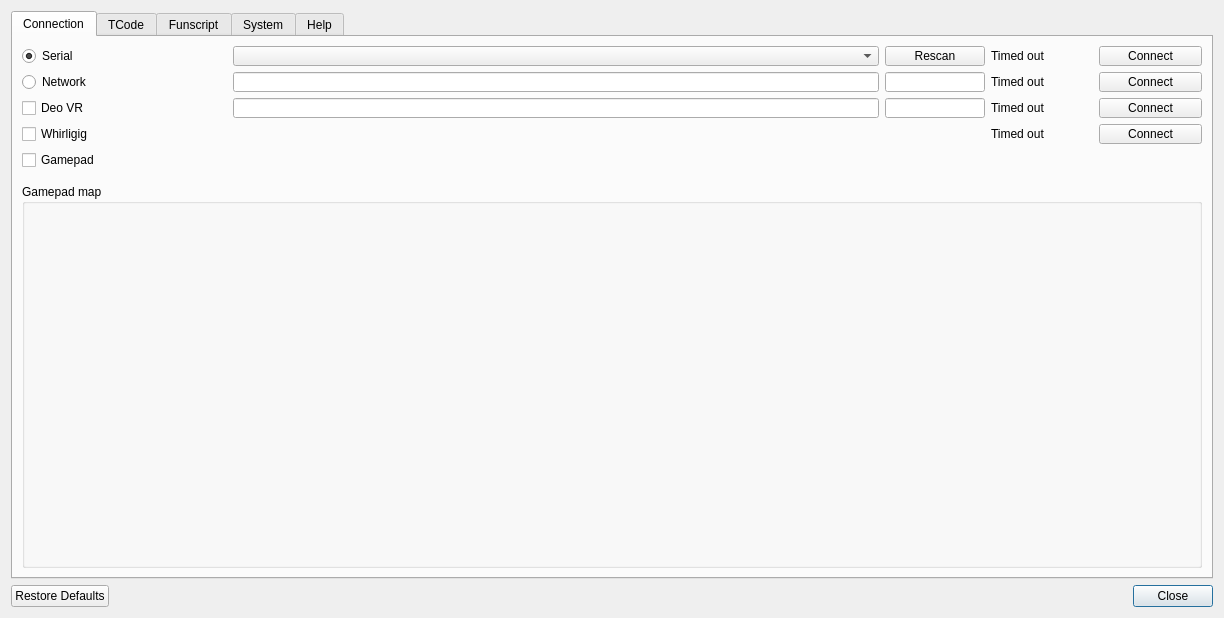
The window that src/settings.ui (jcfain/XTPlayer) describes before a commit, drawn with Qt 5.
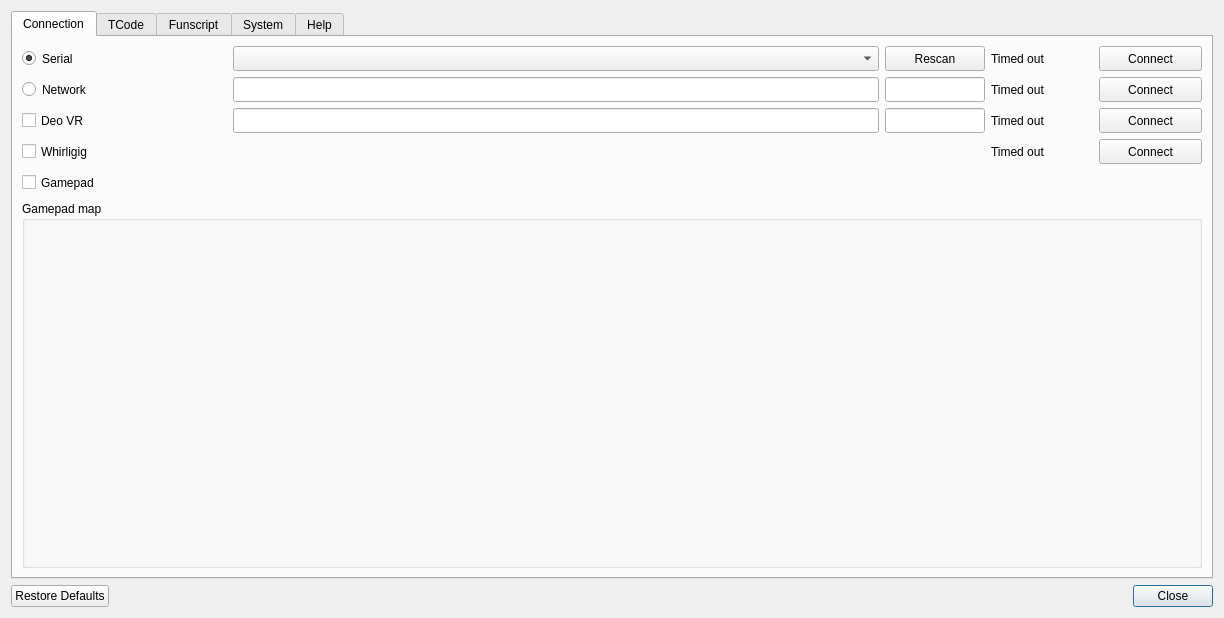
The same window after the commit. Icons and pictures are not drawn.

Patch:
```diff
--- a/src/settings.ui
+++ b/src/settings.ui
@@ -47,9 +47,12 @@
        <string>Connection</string>
       </attribute>
       <layout class="QFormLayout" name="formLayout">
+       <property name="fieldGrowthPolicy">
+        <enum>QFormLayout::ExpandingFieldsGrow</enum>
+       </property>
        <item row="0" column="0" colspan="2">
         <layout class="QGridLayout" name="ConnectionSettings" rowstretch="0,0,0,0,0" columnstretch="0,0,0,0,0,0,0,0,0,0,0">
-         <property name="verticalSpacing">
+         <property name="spacing">
           <number>6</number>
          </property>
          <item row="0" column="8">
@@ -57,7 +60,7 @@
            <property name="minimumSize">
             <size>
              <width>50</width>
-             <height>0</height>
+             <height>25</height>
             </size>
            </property>
            <property name="statusTip">
@@ -83,6 +86,12 @@
          </item>
          <item row="2" column="8">
           <widget class="QLineEdit" name="deoPortTxt">
+           <property name="minimumSize">
+            <size>
+             <width>0</width>
+             <height>25</height>
+            </size>
+           </property>
            <property name="maximumSize">
             <size>
              <width>100</width>
@@ -96,16 +105,35 @@
          </item>
          <item row="4" column="0" colspan="2">
           <widget class="QCheckBox" name="gamePadCheckbox">
+           <property name="minimumSize">
+            <size>
+             <width>0</width>
+             <height>25</height>
+            </size>
+           </property>
            <property name="text">
             <string>Gamepad</string>
            </property>
           </widget>
          </item>
          <item row="1" column="2" colspan="6">
-          <widget class="QLineEdit" name="networkAddressTxt"/>
+          <widget class="QLineEdit" name="networkAddressTxt">
+           <property name="minimumSize">
+            <size>
+             <width>0</width>
+             <height>25</height>
+            </size>
+           </property>
+          </widget>
          </item>
          <item row="2" column="10">
           <widget class="QPushButton" name="deoConnectButton">
+           <property name="minimumSize">
+            <size>
+             <width>0</width>
+             <height>25</height>
+            </size>
+           </property>
            <property name="text">
             <string>Connect</string>
            </property>
@@ -116,6 +144,12 @@
            <property name="enabled">
             <bool>true</bool>
            </property>
+           <property name="minimumSize">
+            <size>
+             <width>0</width>
+             <height>25</height>
+            </size>
+           </property>
            <property name="text">
             <string>Deo VR</string>
            </property>
@@ -126,7 +160,7 @@
            <property name="minimumSize">
             <size>
              <width>50</width>
-             <height>0</height>
+             <height>25</height>
             </size>
            </property>
            <property name="text">
@@ -146,7 +180,7 @@
            <property name="minimumSize">
             <size>
              <width>75</width>
-             <height>0</height>
+             <height>25</height>
             </size>
            </property>
            <property name="text">
@@ -159,7 +193,7 @@
            <property name="minimumSize">
             <size>
              <width>75</width>
-             <height>0</height>
+             <height>25</height>
             </size>
            </property>
            <property name="text">
@@ -169,6 +203,12 @@
          </item>
          <item row="1" column="8">
           <widget class="QLineEdit" name="networkPortTxt">
+           <property name="minimumSize">
+            <size>
+             <width>0</width>
+             <height>25</height>
+            </size>
+           </property>
            <property name="maximumSize">
             <size>
              <width>100</width>
@@ -182,6 +222,18 @@
          </item>
          <item row="0" column="10">
           <widget class="QPushButton" name="serialConnectButton">
+           <property name="sizePolicy">
+            <sizepolicy hsizetype="Minimum" vsizetype="Fixed">
+             <horstretch>0</horstretch>
+             <verstretch>0</verstretch>
+            </sizepolicy>
+           </property>
+           <property name="minimumSize">
+            <size>
+             <width>0</width>
+             <height>25</height>
+            </size>
+           </property>
            <property name="text">
             <string>Connect</string>
            </property>
@@ -189,6 +241,12 @@
          </item>
          <item row="0" column="0" colspan="2">
           <widget class="QRadioButton" name="serialOutputRdo">
+           <property name="minimumSize">
+            <size>
+             <width>0</width>
+             <height>25</height>
+            </size>
+           </property>
            <property name="text">
             <string>Serial</string>
            </property>
@@ -205,13 +263,32 @@
              <verstretch>0</verstretch>
             </sizepolicy>
            </property>
+           <property name="minimumSize">
+            <size>
+             <width>0</width>
+             <height>25</height>
+            </size>
+           </property>
           </widget>
          </item>
          <item row="0" column="2" colspan="6">
-          <widget class="QComboBox" name="SerialOutputCmb"/>
+          <widget class="QComboBox" name="SerialOutputCmb">
+           <property name="minimumSize">
+            <size>
+             <width>0</width>
+             <height>25</height>
+            </size>
+           </property>
+          </widget>
          </item>
          <item row="1" column="0" colspan="2">
           <widget class="QRadioButton" name="networkOutputRdo">
+           <property name="minimumSize">
+            <size>
+             <width>0</width>
+             <height>25</height>
+            </size>
+           </property>
            <property name="text">
             <string>Network</string>
            </property>
@@ -222,6 +299,12 @@
          </item>
          <item row="1" column="10">
           <widget class="QPushButton" name="networkConnectButton">
+           <property name="minimumSize">
+            <size>
+             <width>0</width>
+             <height>25</height>
+            </size>
+           </property>
            <property name="text">
             <string>Connect</string>
            </property>
@@ -229,6 +312,12 @@
          </item>
          <item row="3" column="9">
           <widget class="QLabel" name="whirligigStatuslbl">
+           <property name="minimumSize">
+            <size>
+             <width>0</width>
+             <height>25</height>
+            </size>
+           </property>
            <property name="text">
             <string>Timed out</string>
            </property>
@@ -242,6 +331,12 @@
              <verstretch>0</verstretch>
             </sizepolicy>
            </property>
+           <property name="minimumSize">
+            <size>
+             <width>0</width>
+             <height>25</height>
+            </size>
+           </property>
            <property name="text">
             <string>Connect</string>
            </property>
@@ -249,6 +344,12 @@
          </item>
          <item row="3" column="0" colspan="2">
           <widget class="QCheckBox" name="whirligigCheckBox">
+           <property name="minimumSize">
+            <size>
+             <width>0</width>
+             <height>25</height>
+            </size>
+           </property>
            <property name="text">
             <string>Whirligig</string>
            </property>
```
Left out of the diff: 123 changed lines with no effect on the pictures.
